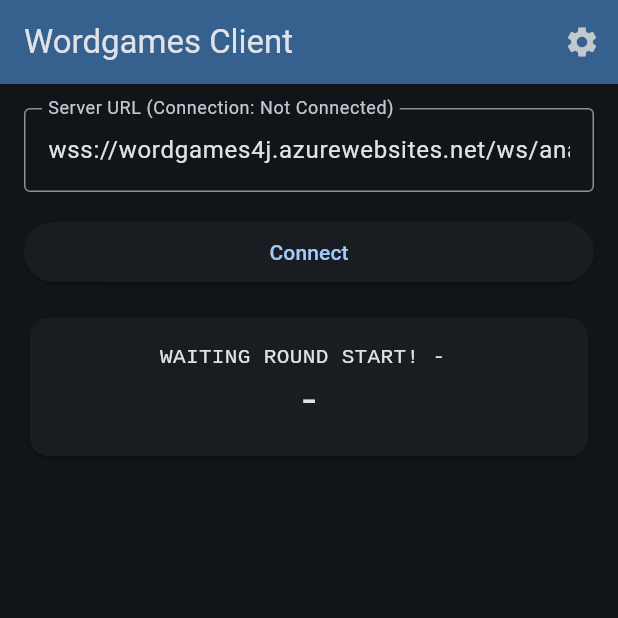
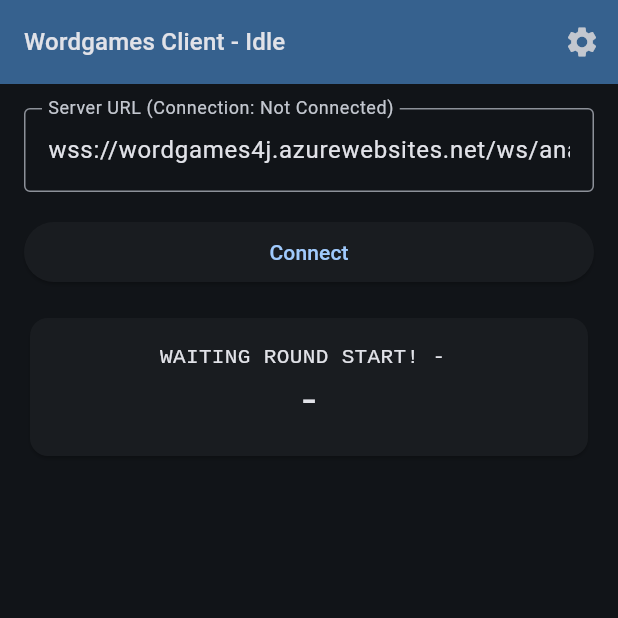
Before and after one commit to PixelSam123/wordgames_dc, a Flutter app: the screen it shows after launch, on a phone screen of 412 x 824 dp, the top half of it. Run offline on Flutter 3.47's test engine with Material 3 defaults, Android fonts, the phone set to English and light mode, and no system bars; our stand-ins replace flutter_riverpod, freezed_annotation, riverpod_annotation, shared_preferences; missing offline and left inert: window_size; generated files the repository leaves out were written again.

Commit message:
shrink app title & add information

```diff
--- a/lib/pages/home.dart
+++ b/lib/pages/home.dart
@@ -198,7 +198,10 @@ class _HomePageState extends ConsumerState<HomePage> {
     return Scaffold(
       appBar: AppBar(
         backgroundColor: Theme.of(context).colorScheme.inversePrimary,
-        title: const Text('Wordgames Client'),
+        title: Text(
+          'Wordgames Client - ${_wordBox.isNotEmpty ? 'Playing' : 'Idle'}',
+          style: Theme.of(context).textTheme.titleMedium,
+        ),
         scrolledUnderElevation: 0.0,
         actions: [
           IconButton(
```
